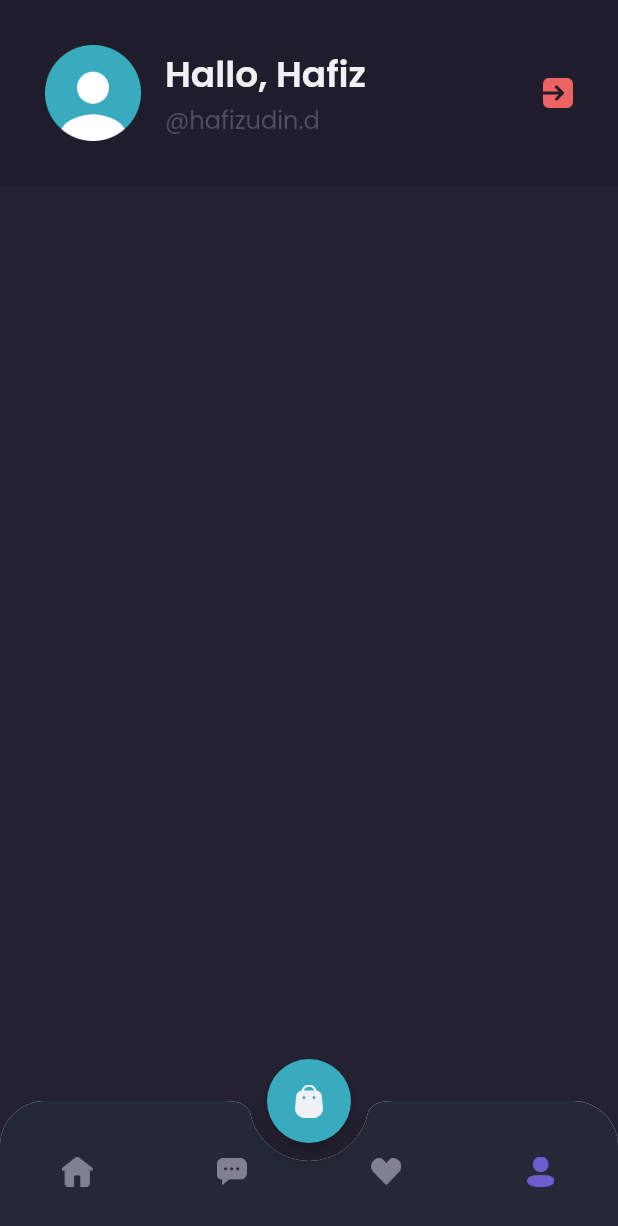
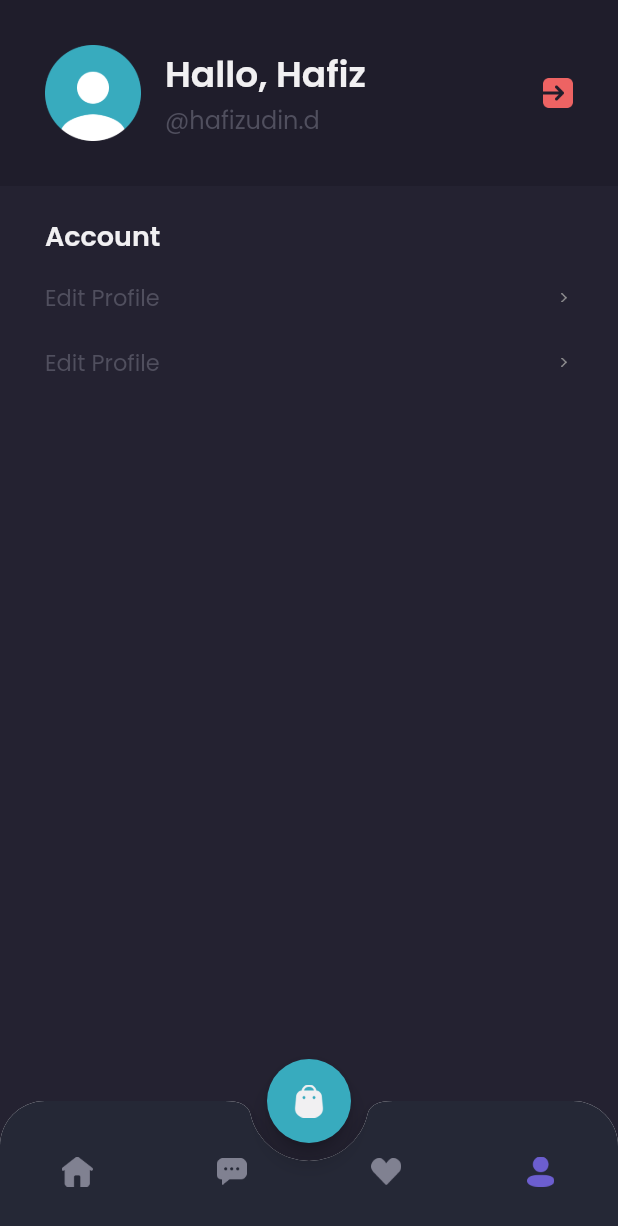
Before and after one commit to fahadhafizdev/shamo_app, a Flutter app: the screen it shows after launch, item 4 of the bottom bar chosen, on a phone screen of 412 x 824 dp. Shown: the top 1226 px of the screen. Run offline on Flutter 3.47's test engine with Material 2 defaults, Android fonts, the phone set to English and light mode, and no system bars; our stand-ins replace google_fonts.

Commit message:
create custombuttonprofile

```diff
--- a/lib/ui/page/home/profile_page.dart
+++ b/lib/ui/page/home/profile_page.dart
@@ -1,5 +1,6 @@
 import 'package:flutter/material.dart';
 import 'package:shamo_app/shared/theme.dart';
+import 'package:shamo_app/ui/widget/custom_button_profile_widget.dart';
 
 class ProfilePage extends StatelessWidget {
   @override
@@ -55,9 +56,34 @@ class ProfilePage extends StatelessWidget {
       );
     }
 
-    return Column(
+    Widget content() {
+      return Container(
+        padding: EdgeInsets.symmetric(
+          horizontal: defaultMargin,
+          vertical: 20,
+        ),
+        child: Column(
+          crossAxisAlignment: CrossAxisAlignment.start,
+          children: [
+            Text(
+              'Account',
+              style: whiteTextStyle.copyWith(
+                fontWeight: semiBold,
+                fontSize: 18,
+              ),
+            ),
+            SizedBox(height: 16),
+            CustomButtonProfile(),
+            CustomButtonProfile(),
+          ],
+        ),
+      );
+    }
+
+    return ListView(
       children: [
         header(),
+        content(),
       ],
     );
   }
--- /dev/null
+++ b/lib/ui/widget/custom_button_profile_widget.dart
@@ -0,0 +1,26 @@
+import 'package:flutter/material.dart';
+import 'package:shamo_app/shared/theme.dart';
+
+class CustomButtonProfile extends StatelessWidget {
+  @override
+  Widget build(BuildContext context) {
+    return Padding(
+      padding: const EdgeInsets.only(bottom: 20),
+      child: Row(
+        children: [
+          Expanded(
+            child: Text(
+              'Edit Profile',
+              style: blackTextStyle.copyWith(fontSize: 15),
+            ),
+          ),
+          Image.asset(
+            'assets/images/icon_arrow.png',
+            height: 6,
+            width: 12,
+          ),
+        ],
+      ),
+    );
+  }
+}
```
